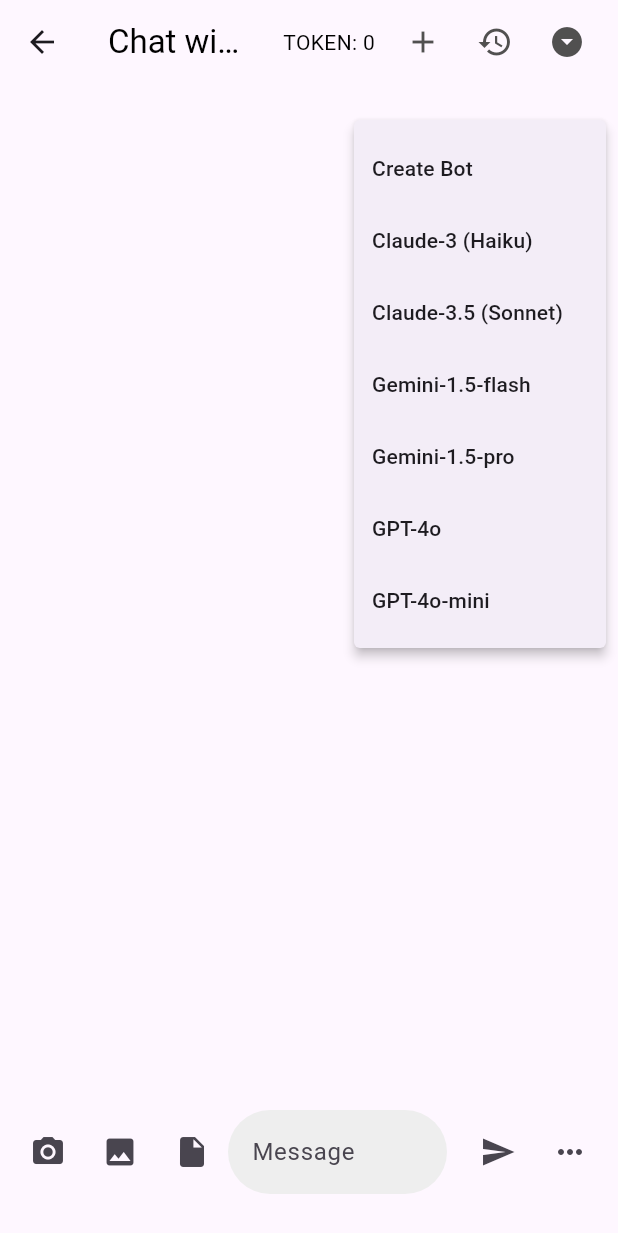
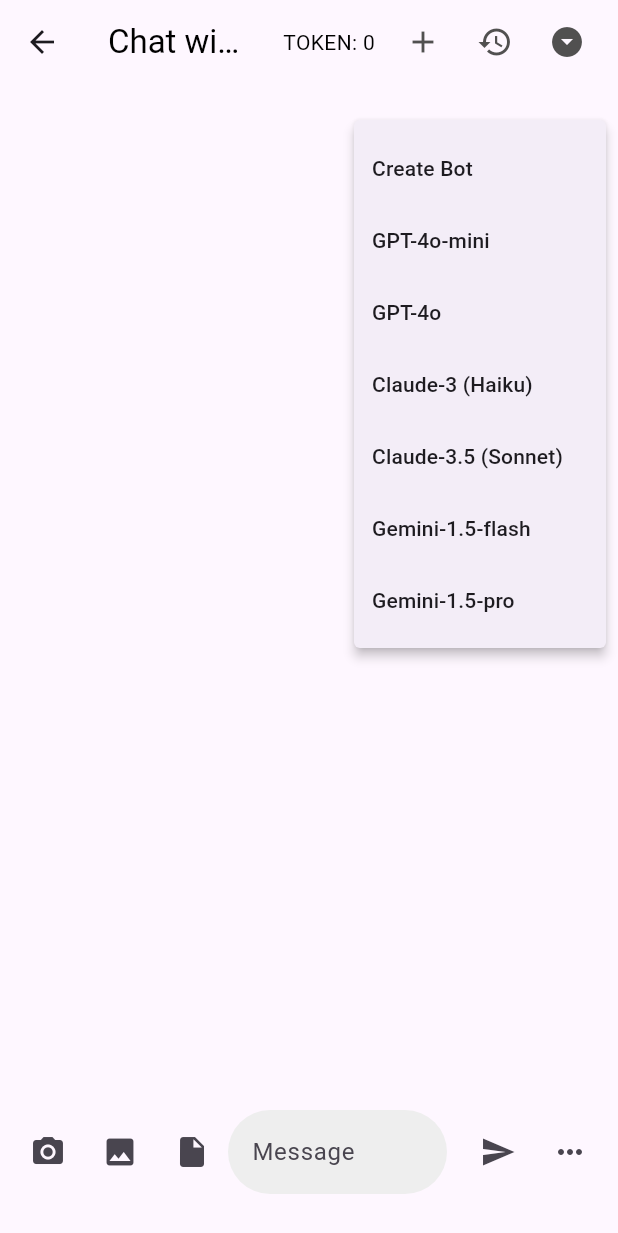
Before and after one commit to chaukietck25/Knowledge-based-BOT, a Flutter app: the ChatScreen screen opened directly, after a tap on the "arrow drop down circle" icon, on a phone screen of 412 x 824 dp. Shown: the top 1233 px of the screen. Run offline on Flutter 3.47's test engine with Material 3 defaults, Android fonts, the phone set to English and light mode, and no system bars; our stand-ins replace equatable, file_picker, flutter_mobx, flutter_svg, google_mobile_ads, image_picker and 2 more; generated files the repository leaves out were written again; network calls fail.

Commit message:
finish func add bot

```diff
--- /dev/null
+++ b/knowledge_based_bot/lib/data/models/assistant.dart
@@ -0,0 +1,22 @@
+// lib/data/models/assistant.dart
+
+class Assistant {
+  final String id;
+  final String assistantName;
+
+  Assistant({required this.id, required this.assistantName});
+
+  factory Assistant.fromJson(Map<String, dynamic> json) {
+    return Assistant(
+      id: json['openAiAssistantId'] ?? json['id'],
+      assistantName: json['assistantName'],
+    );
+  }
+
+  Map<String, dynamic> toJson() {
+    return {
+      'id': id,
+      'assistantName': assistantName,
+    };
+  }
+}
--- a/knowledge_based_bot/lib/store/chat_store.dart
+++ b/knowledge_based_bot/lib/store/chat_store.dart
@@ -3,7 +3,7 @@ import 'package:mobx/mobx.dart';
 import 'package:http/http.dart' as http;
 import 'dart:convert';
 
-import '../data/models/message_chart.dart';
+import '../data/models/message_chart.dart'; // Assistant model
 import '../data/models/conservation_item.dart';
 import '../data/models/conservation_detail_model.dart';
 import '../../provider_state.dart';
@@ -16,11 +16,83 @@ class ChatStore = _ChatStore with _$ChatStore;
 abstract class _ChatStore with Store {
   @observable
   bool isLoadingDetail = false;
+
   @observable
   int remainingUsage = 0;
 
   @observable
   ConversationDetailModel? conversationDetail;
+
+  @observable
+  ObservableList<Assistant> fetchedAssistants = ObservableList<Assistant>();
+
+  @observable
+  ObservableList<Message> messages = ObservableList<Message>();
+
+  @observable
+  ObservableList<ConversationItem> conversationItems =
+      ObservableList<ConversationItem>();
+
+  @observable
+  bool isLoading = false;
+
+  @observable
+  String typeAI = 'gpt-4o-mini'; // Default AI model
+
+  @observable
+  String? conversationId; // Store conversation ID after first message
+
+  // Default assistants
+  final Map<String, String> defaultAssistants = {
+    'gpt-4o-mini': 'GPT-4o-mini',
+    'gpt-4o': 'GPT-4o',
+    'claude-3-haiku-20240307': 'Claude-3 (Haiku)',
+    'claude-3-5-sonnet-20240620': 'Claude-3.5 (Sonnet)',
+    'gemini-1.5-flash-latest': 'Gemini-1.5-flash',
+    'gemini-1.5-pro-latest': 'Gemini-1.5-pro',
+  };
+
+  _ChatStore() {
+    fetchAssistants();
+  }
+
+  @action
+  Future<void> fetchAssistants() async {
+    final String? token = ProviderState.externalAccessToken; // Replace with your actual token
+    final Uri uri = Uri.parse('https://knowledge-api.jarvis.cx/kb-core/v1/ai-assistant');
+
+    try {
+      final response = await http.get(
+        uri,
+        headers: {
+          'Authorization': 'Bearer $token',
+          'Content-Type': 'application/json',
+        },
+      );
+
+      if (response.statusCode == 200) {
+        final data = json.decode(response.body);
+        List<dynamic> assistantsData = data['data'];
+        fetchedAssistants.clear();
+        for (var assistant in assistantsData) {
+          fetchedAssistants.add(_mapApiAssistantToMessageChartAssistant(assistant));
+        }
+      } else {
+        print('Failed to load assistants: ${response.statusCode}');
+      }
+    } catch (e) {
+      print('Error fetching assistants: $e');
+    }
+  }
+
+  // Helper method to map API data to MessageChart's Assistant
+  Assistant _mapApiAssistantToMessageChartAssistant(Map<String, dynamic> json) {
+    return Assistant(
+      id: json['openAiAssistantId'] ?? json['id'] ?? '',
+      model: 'unknown', // API doesn't provide 'model', set a default or extract if available
+      name: json['assistantName'] ?? 'Unnamed Assistant',
+    );
+  }
 
   @action
   Future<void> fetchConversationDetails(String conversationId) async {
@@ -36,7 +108,7 @@ abstract class _ChatStore with Store {
         'api.jarvis.cx',
         '/api/v1/ai-chat/conversations/$conversationId/messages',
         {
-          'assistantId': 'gpt-4o-mini',
+          'assistantId': typeAI,
           'assistantModel': 'dify',
         },
       );
@@ -63,38 +135,15 @@ abstract class _ChatStore with Store {
     isLoadingDetail = false;
   }
 
-  @observable
-  ObservableList<Message> messages = ObservableList<Message>();
-
-  @observable
-  ObservableList<ConversationItem> conversationItems =
-      ObservableList<ConversationItem>();
-
-  @observable
-  bool isLoading = false;
-
-  @observable
-  String typeAI = 'gpt-4o-mini'; // Default AI model
-
-  @observable
-  String? conversationId; // Store conversation ID after first message
-
-  @action
-  void setTypeAI(String newTypeAI) {
-    // Accept non-nullable String
-    typeAI = newTypeAI;
-    resetConversation();
-  }
-
   @action
   Future<void> fetchConversations(String? accessToken) async {
     isLoading = true;
-    print("accessToken in fetconservation: $accessToken");
+    print("accessToken in fetchConversations: $accessToken");
 
     try {
       final response = await http.get(
         Uri.parse(
-            'https://api.jarvis.cx/api/v1/ai-chat/conversations?assistantId=gpt-4o-mini&assistantModel=dify'),
+            'https://api.jarvis.cx/api/v1/ai-chat/conversations?assistantId=$typeAI&assistantModel=dify'),
         headers: {
           'Content-Type': 'application/json',
           'Authorization': 'Bearer $accessToken',
@@ -103,7 +152,7 @@ abstract class _ChatStore with Store {
 
       if (response.statusCode == 200) {
         final data = json.decode(response.body);
-        final List<dynamic> items = data['items'];
+        final List<dynamic> items = data['data'] ?? data['items'];
 
         conversationItems.clear();
         for (var item in items) {
@@ -203,7 +252,7 @@ abstract class _ChatStore with Store {
             isCurrentUser: false,
             assistant: Assistant(
               id: typeAI,
-              model: 'dify',
+              model: 'dify', // Set a default or based on your logic
               name: _getAssistantName(typeAI),
             ),
           ),
@@ -253,17 +302,21 @@ abstract class _ChatStore with Store {
   }
 
   String _getAssistantName(String typeAI) {
-    // Map of typeAI to assistant names
-    Map<String, String> assistantNames = {
-      'gpt-4o-mini': 'GPT-4o-mini',
-      'gpt-4o': 'GPT-4o',
-      'claude-3-haiku-20240307': 'Claude-3 (Haiku)',
-      'claude-3-5-sonnet-20240620': 'Claude-3.5 (Sonnet)',
-      'gemini-1.5-flash-latest': 'Gemini-1.5 flash',
-      'gemini-1.5-pro-latest': 'Gemini-1.5 pro',
-    };
+    // Map of typeAI to assistant names including fetched assistants
+    if (defaultAssistants.containsKey(typeAI)) {
+      return defaultAssistants[typeAI]!;
+    } else {
+      final fetched = fetchedAssistants.firstWhere(
+          (assistant) => assistant.id == typeAI,
+          orElse: () => Assistant(id: typeAI, model: 'unknown', name: 'Unknown Assistant'));
+      return fetched.name;
+    }
+  }
 
-    return assistantNames[typeAI] ?? 'Unknown Assistant';
+  @action
+  void setTypeAI(String newTypeAI) {
+    typeAI = newTypeAI;
+    resetConversation();
   }
 
   @action
--- a/knowledge_based_bot/lib/views/chat/chat_screen.dart
+++ b/knowledge_based_bot/lib/views/chat/chat_screen.dart
@@ -1,5 +1,4 @@
-// lib\views\chat\chat_screen.dart
-
+// lib/views/chat/chat_screen.dart
 import 'package:flutter/material.dart';
 import 'package:flutter_mobx/flutter_mobx.dart';
 import 'package:knowledge_based_bot/views/ads/interstitial_ad.dart';
@@ -7,7 +6,8 @@ import 'package:knowledge_based_bot/views/conversation/conversation_history.dart
 import '../../store/chat_store.dart';
 import 'package:knowledge_based_bot/widgets/chat_input_field.dart';
 import 'package:knowledge_based_bot/widgets/chat_bubble.dart';
-import 'package:knowledge_based_bot/views/bot_management/add_bot_screen.dart'; // Import AddBotScreen
+import 'package:knowledge_based_bot/views/bot_management/add_bot_screen.dart';
+import '../../data/models/message_chart.dart'; // Import Assistant
 
 class ChatScreen extends StatefulWidget {
   @override
@@ -19,20 +19,11 @@ class _ChatScreenState extends State<ChatScreen> {
 
   String chatTitle = "Chat with GPT-4o-mini";
 
-  // Optional: Map typeAI to assistant display names
-  final Map<String, String> assistantNames = {
-    'gpt-4o-mini': 'GPT-4o-mini',
-    'gpt-4o': 'GPT-4o',
-    'claude-3-haiku-20240307': 'Claude-3 (Haiku)',
-    'claude-3-5-sonnet-20240620': 'Claude-3.5 (Sonnet)',
-    'gemini-1.5-flash-latest': 'Gemini-1.5-flash',
-    'gemini-1.5-pro-latest': 'Gemini-1.5-pro',
-  };
-
   @override
   void initState() {
     super.initState();
     InterstitialAds.loadInterstitialAd();
+    chatStore.fetchAssistants();
   }
 
   @override
@@ -59,7 +50,7 @@ class _ChatScreenState extends State<ChatScreen> {
             icon: const Icon(Icons.add, color: Color.fromARGB(255, 81, 80, 80)),
             onPressed: () {
               setState(() {
-                chatTitle = "Chat with ${assistantNames[chatStore.typeAI]}";
+                chatTitle = "Chat with ${chatStore.defaultAssistants[chatStore.typeAI] ?? 'Unknown'}";
                 chatStore.resetConversation();
               });
             },
@@ -88,48 +79,45 @@ class _ChatScreenState extends State<ChatScreen> {
                     child: Text("Create Bot"),
                     value: 'create_bot',
                   ),
-                  PopupMenuItem(
-                    child: Text("Claude-3 (Haiku)"),
-                    value: 'claude-3-haiku-20240307',
-                  ),
-                  PopupMenuItem(
-                    child: Text("Claude-3.5 (Sonnet)"),
-                    value: 'claude-3-5-sonnet-20240620',
-                  ),
-                  PopupMenuItem(
-                    child: Text("Gemini-1.5-flash"),
-                    value: 'gemini-1.5-flash-latest',
-                  ),
-                  PopupMenuItem(
-                    child: Text("Gemini-1.5-pro"),
-                    value: 'gemini-1.5-pro-latest',
-                  ),
-                  PopupMenuItem(
-                    child: Text("GPT-4o"),
-                    value: 'gpt-4o',
-                  ),
-                  PopupMenuItem(
-                    child: Text("GPT-4o-mini"),
-                    value: 'gpt-4o-mini',
-                  ),
-
+                  // Default Assistants
+                  ...chatStore.defaultAssistants.entries.map((entry) {
+                    return PopupMenuItem(
+                      child: Text(entry.value),
+                      value: entry.key,
+                    );
+                  }).toList(),
+                  // Fetched Assistants
+                  ...chatStore.fetchedAssistants.map((assistant) {
+                    return PopupMenuItem(
+                      child: Text(assistant.name),
+                      value: assistant.id,
+                    );
+                  }).toList(),
                 ],
               ).then((value) {
                 if (value != null) {
                   if (value == 'create_bot') {
-                    // Chuyển hướng đến màn hình AddBotScreen
+                    // Navigate to AddBotScreen
                     Navigator.push(
                       context,
                       MaterialPageRoute(
                         builder: (context) => AddBotScreen(),
                       ),
-                    );
+                    ).then((_) {
+                      // Refresh assistants after adding a new bot
+                      chatStore.fetchAssistants();
+                    });
                   } else {
                     setState(() {
-                      chatTitle = "Chat with ${assistantNames[value] ?? value}";
-                      print("chatTitle: $chatTitle");
-                      // chatStore.resetConversation();
-                      chatStore.setTypeAI(value); // Now `value` is non-nullable
+                      String assistantName = chatStore.defaultAssistants[value] ??
+                          chatStore.fetchedAssistants
+                              .firstWhere(
+                                (a) => a.id == value,
+                                orElse: () => Assistant(id: value, model: 'unknown', name: value),
+                              )
+                              .name;
+                      chatTitle = "Chat with $assistantName";
+                      chatStore.setTypeAI(value);
                     });
                   }
                 }
@@ -142,8 +130,6 @@ class _ChatScreenState extends State<ChatScreen> {
       ),
       body: Column(
         children: [
-          // BannerAdWidget(),
-
           Expanded(
             child: Observer(
               builder: (_) => ListView.builder(
```
Also changed, not shown: knowledge_based_bot/lib/store/chat_store.g.dart.
